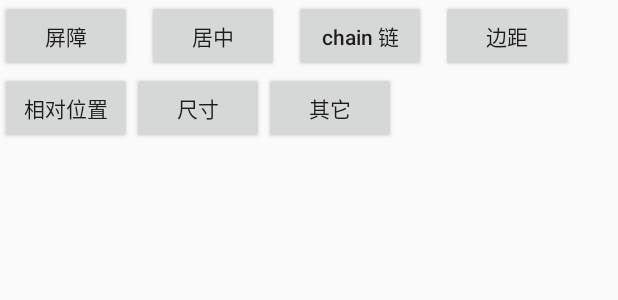
After one commit to gengwenwu/AndroidUIDemo, an Android app: the layout activity_constraint_main.xml on its own in the app's theme, with its tools: preview values and no code run, on a phone screen of 412 x 824 dp. The commit adds this screen. Shown: the top 300 px of the screen. Run offline under Robolectric (Android 15) with nearby library versions, the phone set to English and light mode, and no system bars.

Commit message:
将约束布局所有Activity打通,可以跳转

```diff
--- a/app/src/main/java/com/logan/android/ui/layout/constraint/ConstraintChainActivity.kt
+++ b/app/src/main/java/com/logan/android/ui/layout/constraint/ConstraintChainActivity.kt
@@ -14,7 +14,7 @@ class ConstraintChainActivity : AppCompatActivity() {
 
     override fun onCreate(savedInstanceState: Bundle?) {
         super.onCreate(savedInstanceState)
-        setContentView(R.layout.activity_constraint_circle)
+        setContentView(R.layout.activity_constraint_chain)
 
         // 1，chain
         // 如果两个或以上控件通过下面的方式约束在一起，就可以认为是它是一条链（图为横向的链)
--- a/app/src/main/java/com/logan/android/ui/layout/constraint/ConstraintMarginActivity.kt
+++ b/app/src/main/java/com/logan/android/ui/layout/constraint/ConstraintMarginActivity.kt
@@ -3,6 +3,7 @@ package com.logan.android.ui.layout.constraint
 import android.os.Bundle
 import android.view.View
 import android.widget.Button
+import android.widget.TextView
 import androidx.appcompat.app.AppCompatActivity
 import com.logan.android.ui.R
 
@@ -16,7 +17,7 @@ class ConstraintMarginActivity : AppCompatActivity() {
 
     override fun onCreate(savedInstanceState: Bundle?) {
         super.onCreate(savedInstanceState)
-        setContentView(R.layout.activity_constraint_circle)
+        setContentView(R.layout.activity_constraint_margin)
 
         // 1， ConstraintLayout里面要实现margin，要注意两点：
         //      (1), 必须先约束控件在ConstraintLayout里的位置，否则单独设置margin属性无效。
@@ -41,7 +42,7 @@ class ConstraintMarginActivity : AppCompatActivity() {
 
 
         findViewById<Button>(R.id.btn_show).setOnClickListener {
-            findViewById<Button>(R.id.tv_tv1).visibility = View.GONE
+            findViewById<TextView>(R.id.tv_tv1).visibility = View.GONE
         }
 
     }
--- a/app/src/main/java/com/logan/android/ui/layout/constraint/ConstraintOtherActivity.kt
+++ b/app/src/main/java/com/logan/android/ui/layout/constraint/ConstraintOtherActivity.kt
@@ -36,6 +36,7 @@ class ConstraintOtherActivity : AppCompatActivity() {
         //    在Placeholder中可使用setContent()设置另一个控件的id，使这个控件移动到占位符的位置。
         findViewById<Button>(R.id.btn_show_4_place_holder).setOnClickListener {
             findViewById<Placeholder>(R.id.place_holder).setContentId(R.id.tv_tv4);
+            it.visibility = View.GONE
         }
 
         // 3，Guild line 像辅助线一样，在预览的时候帮助你完成布局（不会显示在界面上）。Guild line的主要属性：
--- a/app/src/main/java/com/logan/android/ui/layout/constraint/ConstraintSizeActivity.kt
+++ b/app/src/main/java/com/logan/android/ui/layout/constraint/ConstraintSizeActivity.kt
@@ -14,7 +14,7 @@ class ConstraintSizeActivity : AppCompatActivity() {
 
     override fun onCreate(savedInstanceState: Bundle?) {
         super.onCreate(savedInstanceState)
-        setContentView(R.layout.activity_constraint_circle)
+        setContentView(R.layout.activity_constraint_size)
 
         // 控件的尺寸(高宽)可以通过四种不同方式指定：
         // 1，使用指定的尺寸
--- /dev/null
+++ b/app/src/main/res/layout/activity_constraint_main.xml
@@ -0,0 +1,70 @@
+<?xml version="1.0" encoding="utf-8"?>
+<androidx.constraintlayout.widget.ConstraintLayout xmlns:android="http://schemas.android.com/apk/res/android"
+    xmlns:app="http://schemas.android.com/apk/res-auto"
+    xmlns:tools="http://schemas.android.com/tools"
+    android:layout_width="match_parent"
+    android:layout_height="match_parent"
+    tools:context=".MainActivity">
+
+    <Button
+        android:id="@+id/btn_barrier"
+        android:layout_width="wrap_content"
+        android:layout_height="wrap_content"
+        android:text="屏障"
+        app:layout_constraintStart_toStartOf="parent"
+        app:layout_constraintTop_toTopOf="parent" />
+
+    <Button
+        android:id="@+id/btn_center"
+        android:layout_width="wrap_content"
+        android:layout_height="wrap_content"
+        android:layout_marginLeft="10dp"
+        android:text="居中"
+        app:layout_constraintStart_toEndOf="@id/btn_barrier"
+        app:layout_constraintTop_toTopOf="parent" />
+
+    <Button
+        android:id="@+id/btn_chain"
+        android:layout_width="wrap_content"
+        android:layout_height="wrap_content"
+        android:layout_marginLeft="10dp"
+        android:text="chain 链"
+        android:textAllCaps="false"
+        app:layout_constraintStart_toEndOf="@id/btn_center"
+        app:layout_constraintTop_toTopOf="parent" />
+
+    <Button
+        android:id="@+id/btn_margin"
+        android:layout_width="wrap_content"
+        android:layout_height="wrap_content"
+        android:layout_marginLeft="10dp"
+        android:text="边距"
+        app:layout_constraintStart_toEndOf="@id/btn_chain"
+        app:layout_constraintTop_toTopOf="parent" />
+
+
+    <Button
+        android:id="@+id/btn_relative"
+        android:layout_width="wrap_content"
+        android:layout_height="wrap_content"
+        android:text="相对位置"
+        app:layout_constraintStart_toStartOf="parent"
+        app:layout_constraintTop_toBottomOf="@id/btn_barrier" />
+
+    <Button
+        android:id="@+id/btn_size"
+        android:layout_width="wrap_content"
+        android:layout_height="wrap_content"
+        android:text="尺寸"
+        app:layout_constraintStart_toEndOf="@id/btn_relative"
+        app:layout_constraintTop_toBottomOf="@id/btn_barrier" />
+
+    <Button
+        android:id="@+id/btn_other"
+        android:layout_width="wrap_content"
+        android:layout_height="wrap_content"
+        android:text="其它"
+        app:layout_constraintStart_toEndOf="@id/btn_size"
+        app:layout_constraintTop_toBottomOf="@id/btn_barrier" />
+
+</androidx.constraintlayout.widget.ConstraintLayout>
```
Also changed, not shown: app/src/main/AndroidManifest.xml (+13 -0 lines), app/src/main/java/com/logan/android/ui/MainActivity.kt (+11 -2 lines), app/src/main/java/com/logan/android/ui/base/BaseActivity.kt (added, +15 -0 lines), app/src/main/java/com/logan/android/ui/layout/constraint/ConstraintMainActivity.kt (+33 -6 lines), app/src/main/res/layout/activity_constraint_margin.xml (+6 -4 lines), app/src/main/res/layout/activity_constraint_other.xml (+9 -5 lines), app/src/main/res/layout/activity_constraint_relative.xml (+7 -2 lines), app/src/main/res/layout/activity_main.xml (+8 -0 lines), 1 other file.
